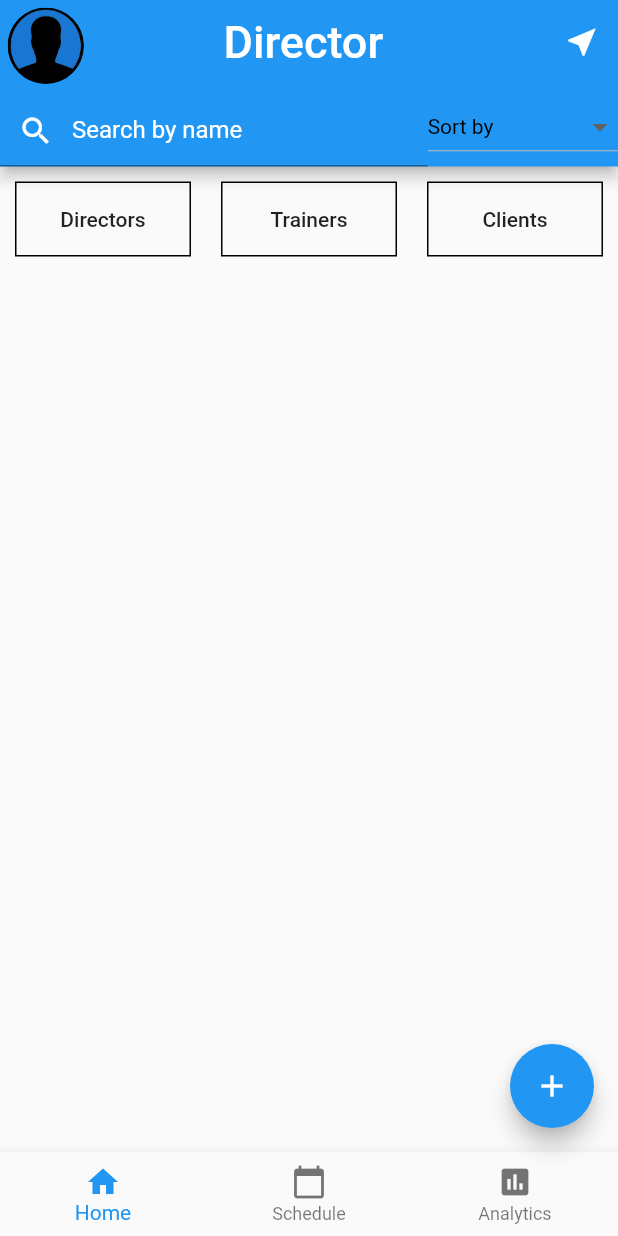
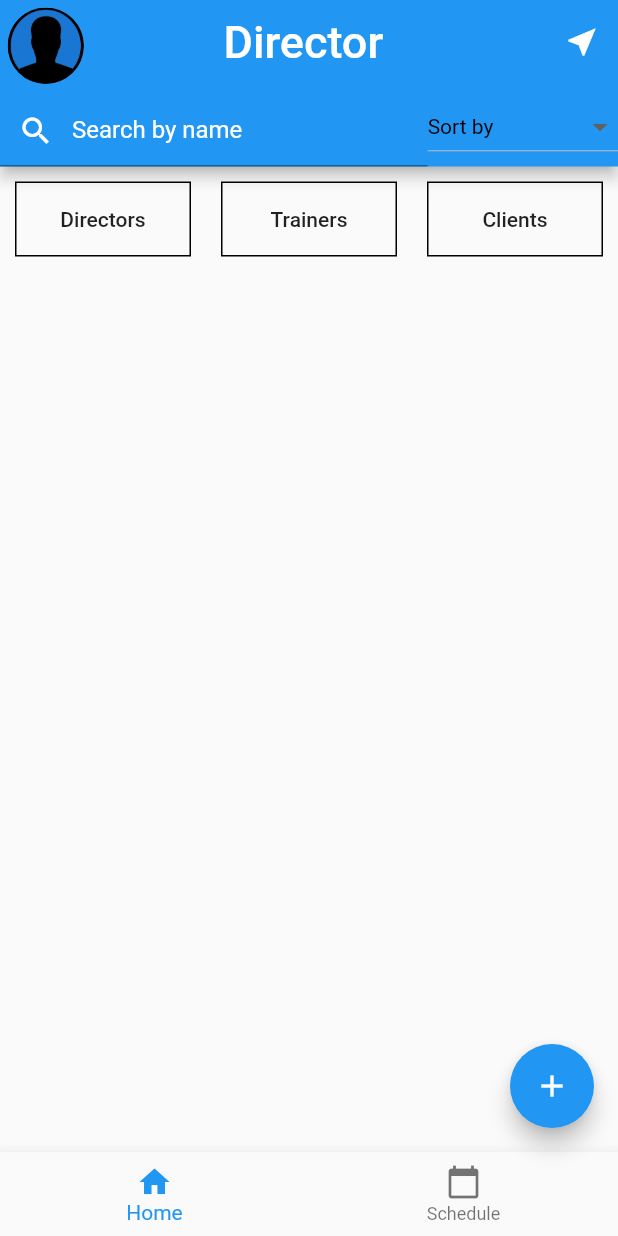
Before and after one commit to TaqiHamoda/project_pt, a Flutter app: the DirectorPage screen opened directly with empty values, on a phone screen of 412 x 824 dp. Run offline on Flutter 3.47's test engine with Material 2 defaults, Android fonts, the phone set to English and light mode, and no system bars; our stand-ins replace fl_chart, image_picker, percent_indicator; missing offline and left inert: share_extend.

Commit message:
'Reformatted'

```diff
--- a/lib/screens/director/director_screen.dart
+++ b/lib/screens/director/director_screen.dart
@@ -281,8 +281,6 @@ class _DirectorPageState extends State<DirectorPage> {
                 Icons.calendar_today,
               ),
             ),
-            BottomNavigationBarItem(
-                icon: Icon(Icons.insert_chart), title: Text('Analytics'))
           ],
         ),
       ),
```
